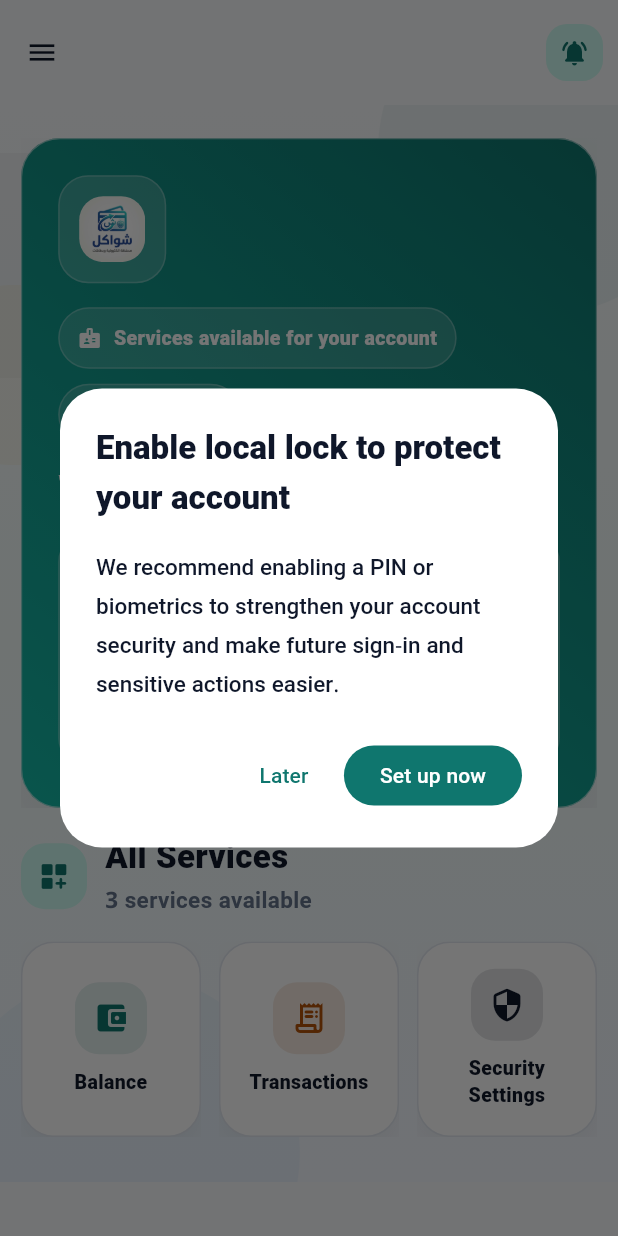
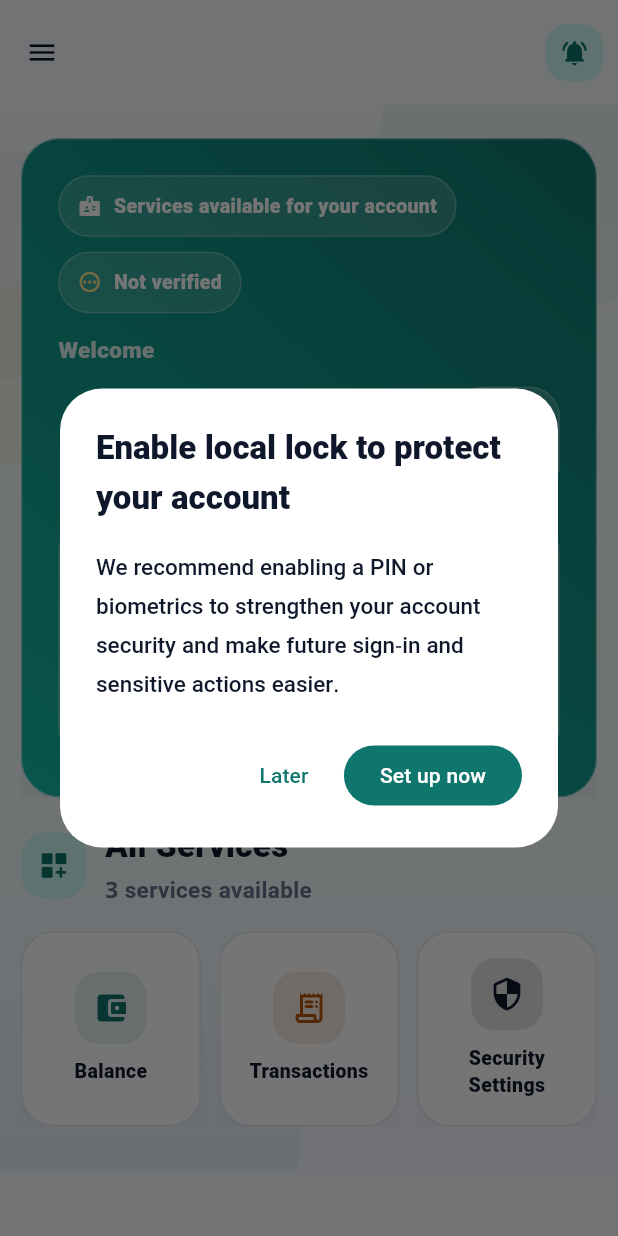
Before and after one commit to alkmal/shwakil-flutter, a Flutter app: the HomeScreen screen opened directly, on a phone screen of 412 x 824 dp. Run offline on Flutter 3.47's test engine with Material 3 defaults, Android fonts, the phone set to English and light mode, and no system bars; our stand-ins replace file_picker, firebase_core, firebase_messaging, flutter_local_notifications, flutter_secure_storage, geolocator and 6 more; missing offline and left inert: barcode, cryptography, file_saver, mobile_scanner; accounts and stored records are empty; network calls fail.

Commit message:
Refine home, notifications, and local unlock flow

```diff
--- a/lib/screens/balance_screen.dart
+++ b/lib/screens/balance_screen.dart
@@ -995,6 +995,8 @@ class _BalanceScreenState extends State<BalanceScreen>
     final availablePrintingBalance = _userAmount('availablePrintingBalance');
     final printingDebtLimit = _userAmount('printingDebtLimit');
     final outstandingDebt = _userAmount('outstandingDebt');
+    final showAvailablePrintingBalance =
+        (availablePrintingBalance - balance).abs() > 0.0001;
     final showPrintingDebtLimit = printingDebtLimit > 0;
     final showOutstandingDebt = outstandingDebt > 0;
     final roleLabel = _user?['roleLabel']?.toString().trim() ?? '';
@@ -1002,6 +1004,7 @@ class _BalanceScreenState extends State<BalanceScreen>
         ? l.tr('screens_balance_screen.036')
         : l.tr('screens_balance_screen.037');
     final details = <_BalanceOverviewItem>[
+      if (showAvailablePrintingBalance)
         _BalanceOverviewItem(
           icon: Icons.print_rounded,
           label: l.tr('screens_balance_screen.117'),
--- a/lib/screens/home_screen.dart
+++ b/lib/screens/home_screen.dart
@@ -556,17 +556,10 @@ class _HomeScreenState extends State<HomeScreen> with RouteAware {
                 children: [
                   ResponsiveScaffoldContainer(
                     padding: const EdgeInsets.fromLTRB(0, 20, 0, 28),
-                    child: Column(
-                      crossAxisAlignment: CrossAxisAlignment.start,
-                      children: [
-                        _buildWelcomeCard(),
-                        if (scanShortcut != null) ...[
-                          const SizedBox(height: 14),
-                          _buildScanShortcut(scanShortcut),
-                        ],
-                        const SizedBox(height: 18),
-                        _buildServicesSection(listServices),
-                      ],
+                    child: _buildHomeContent(
+                      context,
+                      scanShortcut: scanShortcut,
+                      listServices: listServices,
                     ),
                   ),
                 ],
@@ -757,9 +750,8 @@ class _HomeScreenState extends State<HomeScreen> with RouteAware {
   }
 
   Widget _buildWelcomeCard() {
-    final title = _displayName.isEmpty
-        ? _t('screens_home_screen.084')
-        : '${_t('screens_home_screen.084')}، $_displayName';
+    final greeting = _t('screens_home_screen.084');
+    final displayName = _displayName;
     final roleLabel = _roleLabel.isEmpty
         ? _t('screens_home_screen.085')
         : _roleLabel;
@@ -932,18 +924,43 @@ class _HomeScreenState extends State<HomeScreen> with RouteAware {
               Row(
                 crossAxisAlignment: CrossAxisAlignment.start,
                 children: [
+                  if (!isCompact) ...[
+                    logo,
+                    const SizedBox(width: 12),
+                  ],
                   Expanded(
-                    child: Text(
-                      title,
-                      style: AppTheme.h2.copyWith(
-                        fontSize: 20,
-                        color: Colors.white,
-                      ),
+                    child: Column(
+                      crossAxisAlignment: CrossAxisAlignment.start,
+                      children: [
+                        Text(
+                          greeting,
+                          style: AppTheme.bodyAction.copyWith(
+                            color: Colors.white.withValues(alpha: 0.88),
+                            fontWeight: FontWeight.w800,
+                          ),
+                        ),
+                        if (displayName.isNotEmpty) ...[
+                          const SizedBox(height: 4),
+                          Text(
+                            displayName,
+                            style: AppTheme.h2.copyWith(
+                              fontSize: 22,
+                              color: Colors.white,
+                            ),
+                          ),
+                        ],
+                      ],
                     ),
                   ),
-                  const SizedBox(width: 10),
                 ],
               ),
+              if (isCompact) ...[
+                const SizedBox(height: 14),
+                Align(
+                  alignment: Alignment.centerRight,
+                  child: logo,
+                ),
+              ],
               if (!isCompact) ...[
                 const SizedBox(height: 8),
                 metaBlock,
@@ -955,20 +972,77 @@ class _HomeScreenState extends State<HomeScreen> with RouteAware {
 
           return ConstrainedBox(
             constraints: const BoxConstraints(minHeight: 144),
-            child: Flex(
-              direction: isCompact ? Axis.vertical : Axis.horizontal,
-              crossAxisAlignment: isCompact
-                  ? CrossAxisAlignment.start
-                  : CrossAxisAlignment.center,
-              children: [
-                logo,
-                SizedBox(width: isCompact ? 0 : 18, height: isCompact ? 16 : 0),
-                if (isCompact) textBlock else Expanded(child: textBlock),
-              ],
-            ),
+            child: textBlock,
           );
         },
       ),
+    );
+  }
+
+  Widget _buildHomeContent(
+    BuildContext context, {
+    required _HomeServiceItem? scanShortcut,
+    required List<_HomeServiceItem> listServices,
+  }) {
+    return LayoutBuilder(
+      builder: (context, constraints) {
+        final mediaQuery = MediaQuery.of(context);
+        final isLandscapePhone =
+            mediaQuery.orientation == Orientation.landscape &&
+            constraints.maxWidth < 1100;
+
+        if (!isLandscapePhone) {
+          return Column(
+            crossAxisAlignment: CrossAxisAlignment.start,
+            children: [
+              _buildWelcomeCard(),
+              if (scanShortcut != null) ...[
+                const SizedBox(height: 14),
+                _buildScanShortcut(scanShortcut),
+              ],
+              const SizedBox(height: 18),
+              _buildServicesSection(listServices),
+            ],
+          );
+        }
+
+        return Column(
+          crossAxisAlignment: CrossAxisAlignment.start,
+          children: [
+            Row(
+              crossAxisAlignment: CrossAxisAlignment.start,
+              children: [
+                Expanded(flex: 11, child: _buildWelcomeCard()),
+                if (scanShortcut != null) ...[
+                  const SizedBox(width: 14),
+                  Expanded(flex: 9, child: _buildScanShortcut(scanShortcut)),
+                ],
+              ],
+            ),
+            const SizedBox(height: 18),
+            _buildServicesSection(listServices),
+          ],
+        );
+      },
+    );
+  }
+
+  Widget _buildServicesGrid(
+    List<_HomeServiceItem> services, {
+    required int crossAxisCount,
+    required double childAspectRatio,
+  }) {
+    return GridView.builder(
+      shrinkWrap: true,
+      physics: const NeverScrollableScrollPhysics(),
+      itemCount: services.length,
+      gridDelegate: SliverGridDelegateWithFixedCrossAxisCount(
+        crossAxisCount: crossAxisCount,
+        mainAxisSpacing: 12,
+        crossAxisSpacing: 12,
+        childAspectRatio: childAspectRatio,
+      ),
+      itemBuilder: (context, index) => _buildCompactServiceTile(services[index]),
     );
   }
 
@@ -1220,7 +1294,11 @@ class _HomeScreenState extends State<HomeScreen> with RouteAware {
     final l = context.loc;
     return LayoutBuilder(
       builder: (context, constraints) {
-        final useCompactGrid = constraints.maxWidth < 640;
+        final mediaQuery = MediaQuery.of(context);
+        final isLandscapePhone =
+            mediaQuery.orientation == Orientation.landscape &&
+            constraints.maxWidth < 1100;
+        final useCompactGrid = constraints.maxWidth < 640 || isLandscapePhone;
         final sectionHeader = Row(
           children: [
             Container(
@@ -1279,18 +1357,10 @@ class _HomeScreenState extends State<HomeScreen> with RouteAware {
             if (services.isEmpty)
               emptyState
             else
-              GridView.builder(
-                shrinkWrap: true,
-                physics: const NeverScrollableScrollPhysics(),
-                itemCount: services.length,
-                gridDelegate: const SliverGridDelegateWithFixedCrossAxisCount(
-                  crossAxisCount: 3,
-                  mainAxisSpacing: 12,
-                  crossAxisSpacing: 12,
-                  childAspectRatio: 0.92,
-                ),
-                itemBuilder: (context, index) =>
-                    _buildCompactServiceTile(services[index]),
+              _buildServicesGrid(
+                services,
+                crossAxisCount: isLandscapePhone ? 4 : 3,
+                childAspectRatio: isLandscapePhone ? 1.15 : 0.92,
               ),
           ],
         );
```
Also changed, not shown: lib/main.dart (+14 -10 lines), lib/screens/notifications_screen.dart (+2 -20 lines), lib/services/local_security_service.dart (+30 -4 lines). Lines whose indentation alone changed are shown as unchanged.
